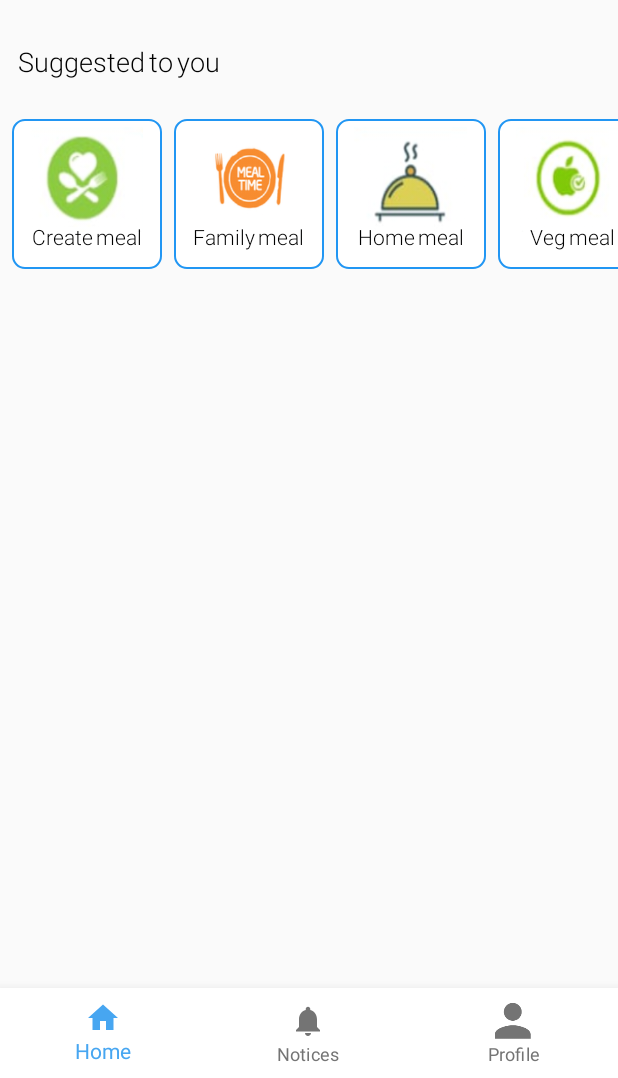
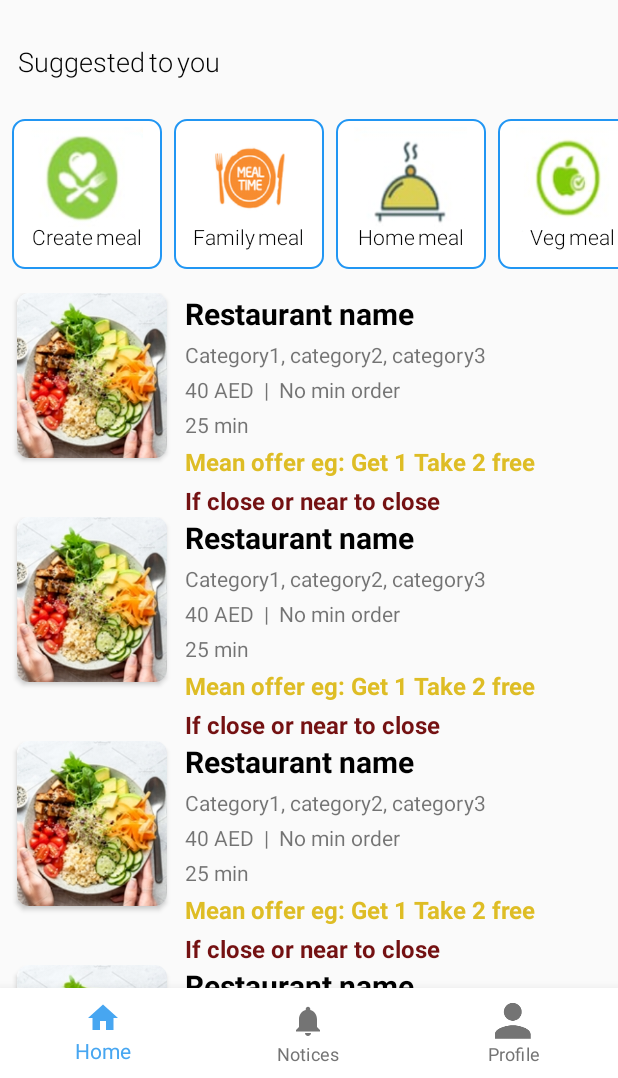
Before and after one commit to mohammadkhadeer/orgin_fashion, an Android app: the screen it shows after launch (MainActivity), on a phone screen of 412 x 824 dp, the part 158-1236 px from its top. Run offline under Robolectric (Android 15) with nearby library versions, the phone set to English and light mode, and no system bars; our stand-ins replace Firebase (no records; nobody signed in at launch, a user with empty details on screens opened directly), Picasso; pictures from the network do not load.

Commit message:
Add mean list

```diff
--- a/app/src/main/java/com/azez/rest/functions/Functions.java
+++ b/app/src/main/java/com/azez/rest/functions/Functions.java
@@ -47,4 +47,24 @@ public class Functions {
         return categoryArrayL;
     }
 
+    public static ArrayList<String> fillMeanArrayL(ArrayList<String> meanArrayL, Context context) {
+        meanArrayL = new ArrayList<String>();
+
+
+        meanArrayL.add("res");
+        meanArrayL.add("res");
+        meanArrayL.add("res");
+        meanArrayL.add("res");
+        meanArrayL.add("res");
+        meanArrayL.add("res");
+        meanArrayL.add("res");
+        meanArrayL.add("res");
+        meanArrayL.add("res");
+        meanArrayL.add("res");
+        meanArrayL.add("res");
+        meanArrayL.add("res");
+
+        return meanArrayL;
+    }
+
 }
--- /dev/null
+++ b/app/src/main/java/com/azez/rest/view/Adapters/AdapterMainList.java
@@ -0,0 +1,72 @@
+package com.azez.rest.view.Adapters;
+
+import android.content.Context;
+import android.support.v7.widget.CardView;
+import android.support.v7.widget.RecyclerView;
+import android.view.LayoutInflater;
+import android.view.View;
+import android.view.ViewGroup;
+import android.widget.ImageView;
+import android.widget.RelativeLayout;
+import android.widget.TextView;
+
+import com.azez.rest.R;
+import com.azez.rest.functions.Functions;
+import com.azez.rest.model.Offer;
+import com.squareup.picasso.Picasso;
+
+import java.util.ArrayList;
+import java.util.List;
+
+public class AdapterMainList extends RecyclerView.Adapter<AdapterMainList.ViewHolder>{
+
+    private final Context context;
+    public ArrayList<String> meanArrayL ;
+
+    public AdapterMainList
+            (Context context,ArrayList<String> meanArrayL)
+                {
+                     this.context = context;
+                     this.meanArrayL = meanArrayL;
+                }
+
+    public AdapterMainList.ViewHolder onCreateViewHolder(ViewGroup viewGroup, int viewType)
+    {
+        View view = LayoutInflater.from(viewGroup.getContext()).
+                inflate(R.layout.adapter_main, viewGroup, false);
+        return new ViewHolder(view);
+    }
+
+    @Override
+    public void onBindViewHolder(final AdapterMainList.ViewHolder holder, final int position) {
+
+        fillImage(context,holder,position);
+
+    }
+
+    private void fillImage(Context context, ViewHolder holder, int position) {
+        //meal image
+        Picasso.with(context).load(R.drawable.mean_m)
+                .fit()
+                .centerCrop()
+                .into(holder.imageView);
+
+    }
+
+    @Override
+    public int getItemCount() {
+        return meanArrayL.size();
+    }
+
+    public class ViewHolder extends RecyclerView.ViewHolder {
+        ImageView imageView,resImageView;
+        RelativeLayout contRL;
+        public ViewHolder(View itemView) {
+            super(itemView);
+            imageView = (ImageView) itemView.findViewById(R.id.adapter_meal_mean_IV) ;
+            contRL = (RelativeLayout) itemView.findViewById(R.id.adapter_mean_res) ;
+        }
+
+    }
+
+}
--- a/app/src/main/java/com/azez/rest/view/fragmentHomeMainScreen/FragmentHomeScreen.java
+++ b/app/src/main/java/com/azez/rest/view/fragmentHomeMainScreen/FragmentHomeScreen.java
@@ -3,6 +3,7 @@ package com.azez.rest.view.fragmentHomeMainScreen;
 import android.os.Handler;
 import android.support.v4.app.Fragment;
 import android.os.Bundle;
+import android.support.v7.widget.GridLayoutManager;
 import android.support.v7.widget.LinearLayoutManager;
 import android.support.v7.widget.RecyclerView;
 import android.util.Log;
@@ -17,12 +18,14 @@ import com.azez.rest.functions.Functions;
 import com.azez.rest.model.Category;
 import com.azez.rest.model.Offer;
 import com.azez.rest.view.Adapters.AdapterCategory;
+import com.azez.rest.view.Adapters.AdapterMainList;
 import com.azez.rest.view.Adapters.AdapterSuggestedToYou;
 
 import java.util.ArrayList;
 import java.util.List;
 
 import static com.azez.rest.firebase.FireBaseLinkes.getOffers;
+import static com.azez.rest.functions.Functions.fillMeanArrayL;
 import static com.azez.rest.functions.Functions.fillOptionsArrayL;
 
 public class FragmentHomeScreen extends Fragment{
@@ -31,9 +34,12 @@ public class FragmentHomeScreen extends Fragment{
     List<Offer> mList = new ArrayList<>();
     public ArrayList<Category> categoryArrayL = new ArrayList<>();
 
+    public ArrayList<String> meanList = new ArrayList<>();
+
     TextView suggestedTV;
-    RecyclerView suggestedRV,categoryRV;
+    RecyclerView suggestedRV,categoryRV,meanRV;
     AdapterSuggestedToYou adapterSuggestedToYou;
+    AdapterMainList adapterMainList;
     AdapterCategory adapterCategory;
     RecyclerView.LayoutManager layoutManagerSuggested,layoutManagerCategory;
     ProgressBar progressBar;
@@ -49,8 +55,19 @@ public class FragmentHomeScreen extends Fragment{
         changeFont();
         readFromDataBase();
         createCategoryRV();
+        createMeanL();
 
         return view;
+    }
+
+    private void createMeanL() {
+        meanList =fillMeanArrayL(meanList,getActivity());
+        meanRV.setHasFixedSize(true);
+        meanRV.setNestedScrollingEnabled(false);
+        GridLayoutManager mLayoutManager = new GridLayoutManager(getActivity(), 1);
+        meanRV.setLayoutManager(mLayoutManager);
+        adapterMainList = new AdapterMainList(getActivity(), meanList);
+        meanRV.setAdapter(adapterMainList);
     }
 
     private void createCategoryRV() {
@@ -67,6 +84,7 @@ public class FragmentHomeScreen extends Fragment{
     }
 
     private void init() {
+        meanRV = (RecyclerView) view.findViewById(R.id.fragment_home_mean_RV);
         suggestedRV = (RecyclerView) view.findViewById(R.id.fragment_home_suggested_RV);
         categoryRV = (RecyclerView) view.findViewById(R.id.fragment_home_category_RV);
         suggestedTV = view.findViewById(R.id.fragment_haom_suggested_TV);
--- /dev/null
+++ b/app/src/main/res/layout/adapter_main.xml
@@ -0,0 +1,123 @@
+<?xml version="1.0" encoding="utf-8"?>
+<RelativeLayout
+    xmlns:android="http://schemas.android.com/apk/res/android"
+    xmlns:app="http://schemas.android.com/apk/res-auto"
+    android:layout_width="match_parent"
+    android:layout_height="wrap_content"
+    >
+
+
+    <RelativeLayout
+        android:layout_width="match_parent"
+        android:layout_height="wrap_content"
+        android:id="@+id/adapter_mean_res"
+        >
+
+        <LinearLayout
+            android:layout_width="match_parent"
+            android:layout_height="wrap_content"
+            android:orientation="horizontal"
+            android:weightSum="100">
+
+            <RelativeLayout
+                android:layout_width="0dp"
+                android:layout_height="match_parent"
+                android:layout_weight="30">
+
+
+                <android.support.v7.widget.CardView
+                    android:layout_width="100dp"
+                    android:layout_height="110dp"
+                    android:layout_centerHorizontal="true"
+                    app:cardCornerRadius="8dp">
+
+                    <ImageView
+                        android:layout_width="match_parent"
+                        android:id="@+id/adapter_meal_mean_IV"
+                        android:layout_height="match_parent">
+
+                    </ImageView>
+
+
+                </android.support.v7.widget.CardView>
+
+
+            </RelativeLayout>
+
+            <RelativeLayout
+                android:layout_width="0dp"
+                android:layout_height="match_parent"
+                android:layout_weight="70">
+
+                <LinearLayout
+                    android:layout_width="match_parent"
+                    android:layout_height="wrap_content"
+                    android:orientation="vertical">
+
+                   <TextView
+                       android:layout_width="wrap_content"
+                       android:layout_height="wrap_content"
+                       android:text="Restaurant name"
+                       android:textColor="@color/colorBlack"
+                       android:textStyle="bold"
+                       android:textSize="20dp">
+
+                   </TextView>
+
+                    <TextView
+                        android:layout_width="wrap_content"
+                        android:layout_height="wrap_content"
+                        android:text="Category1, category2, category3 "
+                        android:textSize="14dp"
+                        android:layout_marginTop="4dp"
+                        />
+
+                    <TextView
+                        android:layout_width="wrap_content"
+                        android:layout_height="wrap_content"
+                        android:text="40 AED  |  No min order"
+                        android:textSize="14dp"
+                        android:layout_marginTop="4dp"
+                        />
+
+                    <TextView
+                        android:layout_width="wrap_content"
+                        android:layout_height="wrap_content"
+                        android:text="25 min"
+                        android:textSize="14dp"
+                        android:layout_marginTop="4dp"
+                        />
+
+                    <TextView
+                        android:layout_width="wrap_content"
+                        android:layout_height="wrap_content"
+                        android:text="Mean offer eg: Get 1 Take 2 free"
+                        android:textSize="16dp"
+                        android:textColor="@color/colorGold"
+                        android:textStyle="bold"
+                        android:layout_marginTop="4dp"
+                        />
+
+                    <TextView
+                        android:layout_width="wrap_content"
+                        android:layout_height="wrap_content"
+                        android:text="If close or near to close"
+                        android:textSize="16dp"
+                        android:textColor="@color/colorMaroon"
+                        android:textStyle="bold"
+                        android:layout_marginTop="4dp"
+                        />
+
+                </LinearLayout>
+
+
+            </RelativeLayout>
+
+
+        </LinearLayout>
+
+    </RelativeLayout>
+
+
+
+</RelativeLayout>
--- a/app/src/main/res/layout/fragment_home.xml
+++ b/app/src/main/res/layout/fragment_home.xml
@@ -61,6 +61,17 @@
             android:visibility="visible"
             />
 
+
+        <android.support.v7.widget.RecyclerView
+            android:layout_width="match_parent"
+            android:layout_height="wrap_content"
+            android:id="@+id/fragment_home_mean_RV"
+            android:layout_marginTop="16dp"
+            android:layout_marginLeft="20dp"
+            android:layout_marginStart="0dp"
+            android:visibility="visible"
+            />
+
     </LinearLayout>
 
 
```
Also changed, not shown: app/src/main/res/drawable/mean_m.png (added).
